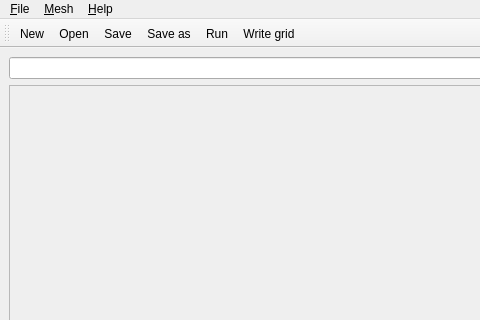
boutproject/hypnotoad, file hypnotoad2/gui/hypnotoad2_mainWindow.ui: the form before one commit; both pictures show x 0 to 480 and y 0 to 320 of the 1215 by 863 pixel window.
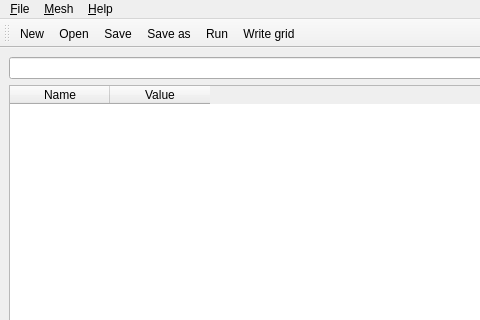
The form after the commit. Icons and pictures are not drawn.

Commit message: GUI: Use a TableWidget to interact with options dict

Diff of the .ui file:
```diff
--- a/hypnotoad2/gui/hypnotoad2_mainWindow.ui
+++ b/hypnotoad2/gui/hypnotoad2_mainWindow.ui
@@ -23,25 +23,17 @@
          <widget class="QLineEdit" name="search_bar"/>
         </item>
         <item>
-         <widget class="QScrollArea" name="scrollArea">
-          <property name="widgetResizable">
-           <bool>true</bool>
-          </property>
-          <widget class="QWidget" name="scrollAreaWidgetContents">
-           <property name="geometry">
-            <rect>
-             <x>0</x>
-             <y>0</y>
-             <width>1185</width>
-             <height>725</height>
-            </rect>
+         <widget class="QTableWidget" name="options_form">
+          <column>
+           <property name="text">
+            <string>Name</string>
            </property>
-           <layout class="QVBoxLayout" name="verticalLayout">
-            <item>
-             <layout class="QFormLayout" name="options_form_layout"/>
-            </item>
-           </layout>
-          </widget>
+          </column>
+          <column>
+           <property name="text">
+            <string>Value</string>
+           </property>
+          </column>
          </widget>
         </item>
         <item>
```
The commit also changes 2 other files.
